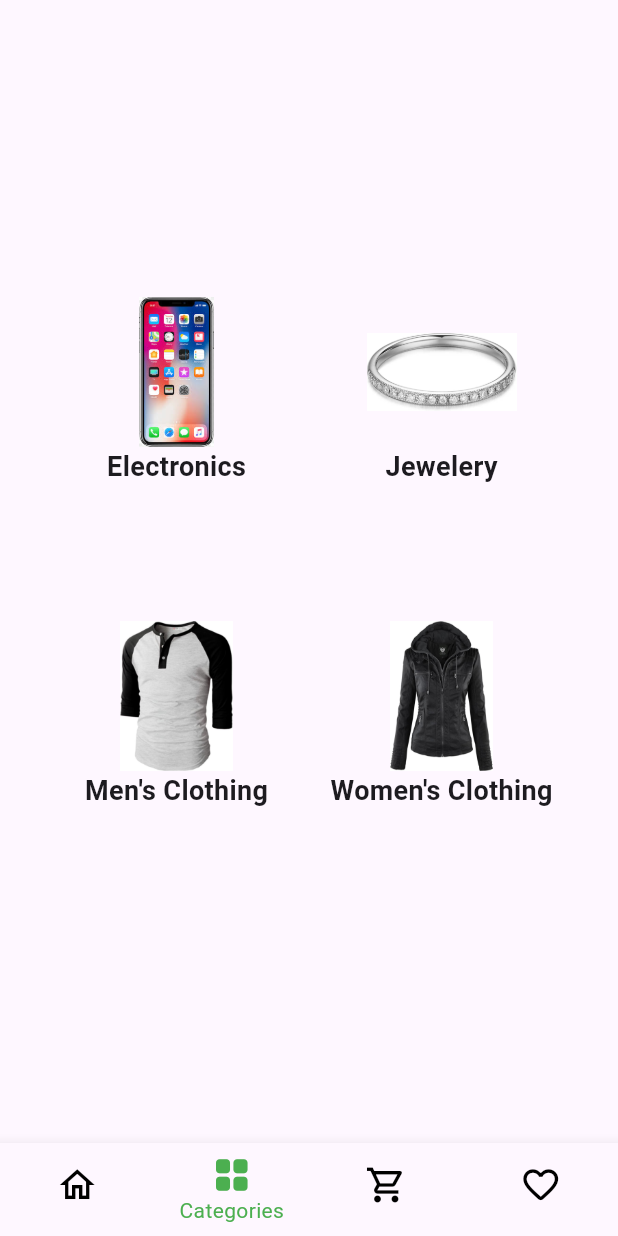
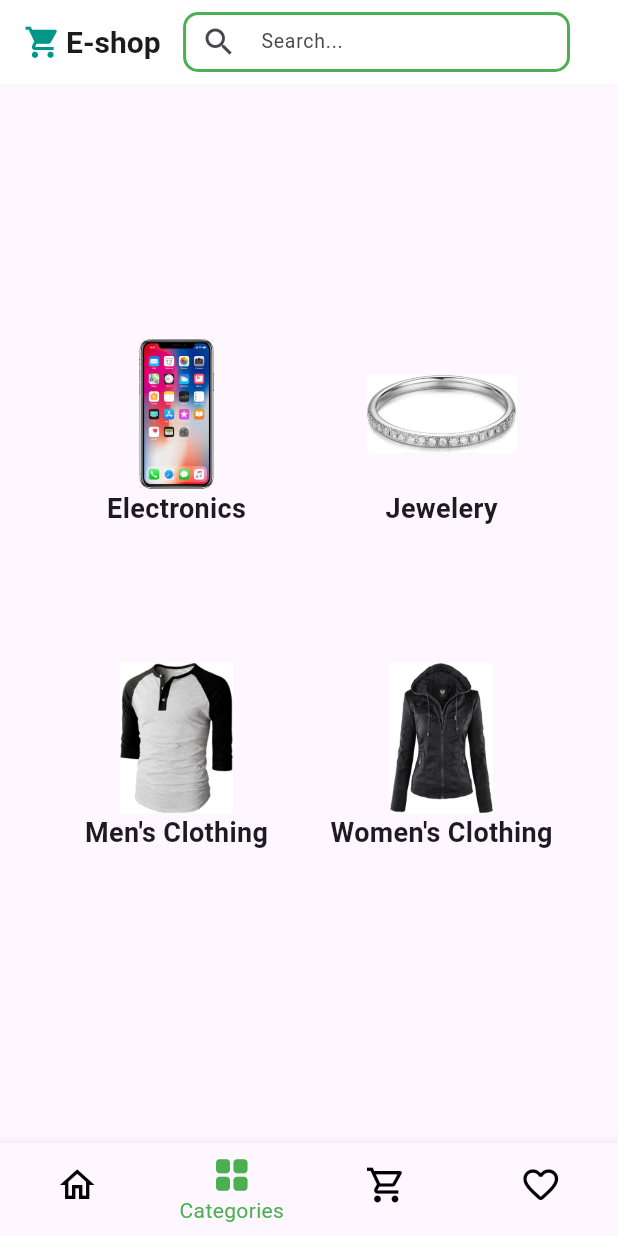
Before and after one commit to omarhelmy2004/eshop, a Flutter app: the screen it shows after launch, item 2 of the bottom bar chosen, on a phone screen of 412 x 824 dp. Run offline on Flutter 3.47's test engine with Material 3 defaults, Android fonts, the phone set to English and light mode, and no system bars; our stand-ins replace toggle_switch; network calls fail.

Commit message:
appbar to category page

```diff
--- a/lib/features/auth/presentation/pages/login_page.dart
+++ b/lib/features/auth/presentation/pages/login_page.dart
@@ -24,7 +24,7 @@ class LoginPage extends StatelessWidget {
             crossAxisAlignment: CrossAxisAlignment.start,
             children: [
               const SizedBox(height: 60),
-              Logo(),
+              const Logo(),
               const SizedBox(height: 30),
               const Text("Login", style: TextStyle(fontSize: 28, fontWeight: FontWeight.bold)),
               const SizedBox(height: 5),
--- a/lib/features/products/presentation/pages/category_page.dart
+++ b/lib/features/products/presentation/pages/category_page.dart
@@ -1,3 +1,5 @@
+import 'package:eshop/core/presentation/widgets/logo.dart';
+import 'package:eshop/core/presentation/widgets/search_bar.dart';
 import 'package:eshop/features/products/presentation/widgets/category_img.dart';
 import 'package:flutter/material.dart';
 
@@ -6,8 +8,26 @@ class CategoryPage extends StatelessWidget {
 
   @override
   Widget build(BuildContext context) {
-    return const Scaffold(
-      body: Center(
+    return Scaffold(
+      appBar: AppBar(
+        title: const Row(
+          children: [
+            Logo(),
+            SizedBox(width: 15), // Adjust spacing between Logo and SearchBar
+            Expanded(
+              child: SizedBox(
+                height: 40,
+                child: CustomSearchBar(enColor: Colors.green, foColor: Colors.black),
+              ),
+            ),
+          ],
+        ),
+        actions: const [
+          SizedBox(width: 16,)
+        ],
+        backgroundColor: Colors.white,
+      ),
+      body: const Center(
         child: Padding(
           padding: EdgeInsets.symmetric(horizontal: 24.0, vertical: 10),
           child: Column(
--- a/lib/features/products/presentation/pages/products_page.dart
+++ b/lib/features/products/presentation/pages/products_page.dart
@@ -31,7 +31,7 @@ class ProductsPage extends StatelessWidget {
             Navigator.push(
             context,
             MaterialPageRoute(
-              builder: (context) => WishlistPage(),
+              builder: (context) => const WishlistPage(),
             ),
           );
             },
@@ -52,7 +52,7 @@ class ProductsPage extends StatelessWidget {
                 alignment: Alignment.bottomCenter,
                 children: [
                   PageView(
-                    children: [
+                    children: const [
                       PromoBanner(
                         discount: '30% OFF',
                         title: 'On Headphones',
--- a/lib/features/products/presentation/widgets/promo_banner.dart
+++ b/lib/features/products/presentation/widgets/promo_banner.dart
@@ -18,7 +18,7 @@ class PromoBanner extends StatelessWidget {
   @override
   Widget build(BuildContext context) {
     return Container(
-      margin: EdgeInsets.symmetric(horizontal: 5),
+      margin: const EdgeInsets.symmetric(horizontal: 5),
       decoration: BoxDecoration(
         borderRadius: BorderRadius.circular(15),
         gradient: const LinearGradient(
```
